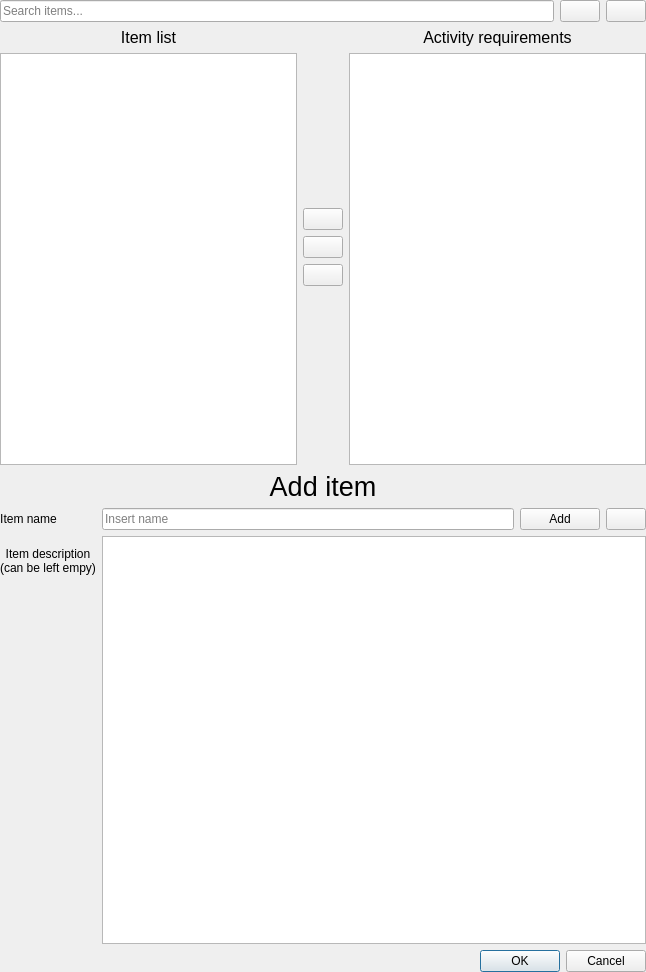
The window that mngitems.ui (glennnys/Decided) describes before a commit, drawn with Qt 5.
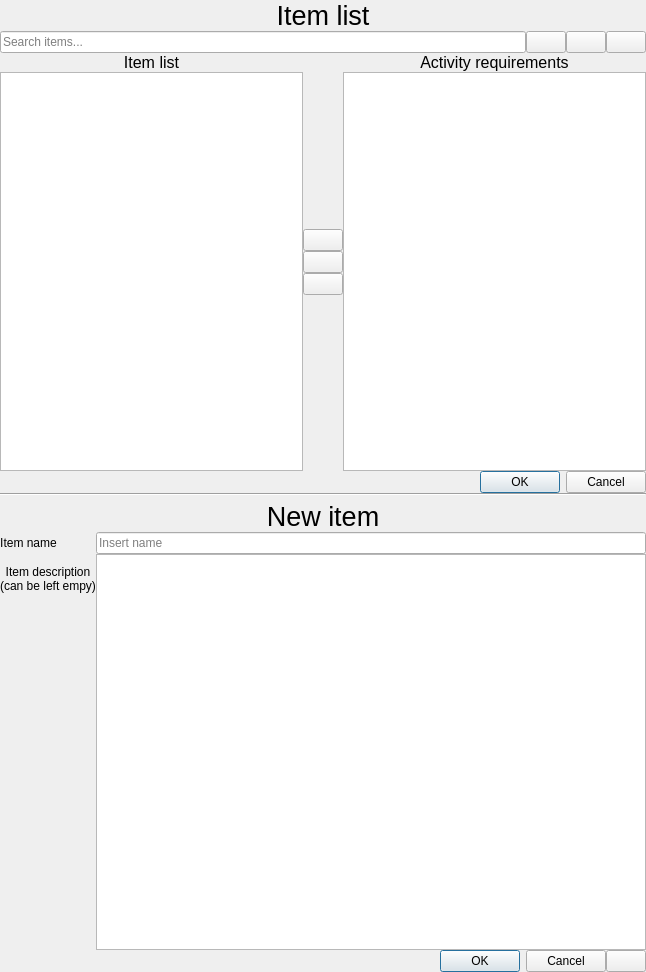
The same window after the commit. Icons and pictures are not drawn.

Patch:
```diff
--- a/mngitems.ui
+++ b/mngitems.ui
@@ -14,6 +14,9 @@
    <string>Form</string>
   </property>
   <layout class="QVBoxLayout" name="verticalLayout_3">
+   <property name="spacing">
+    <number>0</number>
+   </property>
    <property name="leftMargin">
     <number>0</number>
    </property>
@@ -26,6 +29,21 @@
    <property name="bottomMargin">
     <number>0</number>
    </property>
+   <item>
+    <widget class="QLabel" name="item_lbl_2">
+     <property name="font">
+      <font>
+       <pointsize>20</pointsize>
+      </font>
+     </property>
+     <property name="text">
+      <string>Item list</string>
+     </property>
+     <property name="alignment">
+      <set>Qt::AlignmentFlag::AlignCenter</set>
+     </property>
+    </widget>
+   </item>
    <item>
     <layout class="QHBoxLayout" name="horizontalLayout_2">
      <item>
@@ -51,6 +69,19 @@
        </property>
       </widget>
      </item>
+     <item>
+      <widget class="QPushButton" name="editBtn">
+       <property name="toolTip">
+        <string>Edit last selected item</string>
+       </property>
+       <property name="text">
+        <string/>
+       </property>
+       <property name="icon">
+        <iconset theme="QIcon::ThemeIcon::DocumentProperties"/>
+       </property>
+      </widget>
+     </item>
      <item>
       <widget class="QPushButton" name="delete_item_btn">
        <property name="toolTip">
@@ -188,6 +219,39 @@
      </item>
     </layout>
    </item>
+   <item>
+    <widget class="QDialogButtonBox" name="saveCancelItemsBtns">
+     <property name="toolTip">
+      <string>Apply or cancel requirement changes</string>
+     </property>
+     <property name="standardButtons">
+      <set>QDialogButtonBox::StandardButton::Cancel|QDialogButtonBox::StandardButton::Ok</set>
+     </property>
+    </widget>
+   </item>
+   <item>
+    <widget class="Line" name="line">
+     <property name="orientation">
+      <enum>Qt::Orientation::Horizontal</enum>
+     </property>
+    </widget>
+   </item>
+   <item>
+    <spacer name="verticalSpacer_3">
+     <property name="orientation">
+      <enum>Qt::Orientation::Vertical</enum>
+     </property>
+     <property name="sizeType">
+      <enum>QSizePolicy::Policy::Minimum</enum>
+     </property>
+     <property name="sizeHint" stdset="0">
+      <size>
+       <width>20</width>
+       <height>5</height>
+      </size>
+     </property>
+    </spacer>
+   </item>
    <item>
     <widget class="QLabel" name="item_lbl">
      <property name="font">
@@ -196,7 +260,7 @@
       </font>
      </property>
      <property name="text">
-      <string>Add item</string>
+      <string>New item</string>
      </property>
      <property name="alignment">
       <set>Qt::AlignmentFlag::AlignCenter</set>
@@ -216,35 +280,14 @@
       </widget>
      </item>
      <item row="0" column="1">
-      <layout class="QHBoxLayout" name="horizontalLayout_3">
-       <item>
-        <widget class="QLineEdit" name="item_name_entry">
-         <property name="text">
-          <string/>
-         </property>
-         <property name="placeholderText">
-          <string>Insert name</string>
-         </property>
-        </widget>
-       </item>
-       <item>
-        <widget class="QPushButton" name="createItemBtn">
-         <property name="text">
-          <string>Add</string>
-         </property>
-        </widget>
-       </item>
-       <item>
-        <widget class="QPushButton" name="resetItemBtn">
-         <property name="text">
-          <string/>
-         </property>
-         <property name="icon">
-          <iconset theme="QIcon::ThemeIcon::ViewRefresh"/>
-         </property>
-        </widget>
-       </item>
-      </layout>
+      <widget class="QLineEdit" name="item_name_entry">
+       <property name="text">
+        <string/>
+       </property>
+       <property name="placeholderText">
+        <string>Insert name</string>
+       </property>
+      </widget>
      </item>
      <item row="1" column="0">
       <widget class="QLabel" name="label_12">
@@ -280,11 +323,31 @@
     </layout>
    </item>
    <item>
-    <widget class="QDialogButtonBox" name="confirmBtnBox">
-     <property name="standardButtons">
-      <set>QDialogButtonBox::StandardButton::Cancel|QDialogButtonBox::StandardButton::Ok</set>
-     </property>
-    </widget>
+    <layout class="QHBoxLayout" name="horizontalLayout_3">
+     <item>
+      <widget class="QDialogButtonBox" name="saveCancelItemBtns">
+       <property name="toolTip">
+        <string>Add or edit current selected item</string>
+       </property>
+       <property name="standardButtons">
+        <set>QDialogButtonBox::StandardButton::Cancel|QDialogButtonBox::StandardButton::Ok</set>
+       </property>
+      </widget>
+     </item>
+     <item>
+      <widget class="QPushButton" name="closeBtn">
+       <property name="toolTip">
+        <string>Hide item manager</string>
+       </property>
+       <property name="text">
+        <string/>
+       </property>
+       <property name="icon">
+        <iconset theme="QIcon::ThemeIcon::GoNext"/>
+       </property>
+      </widget>
+     </item>
+    </layout>
    </item>
   </layout>
  </widget>
```
Left out of the diff: 2 changed lines with no effect on the pictures.
